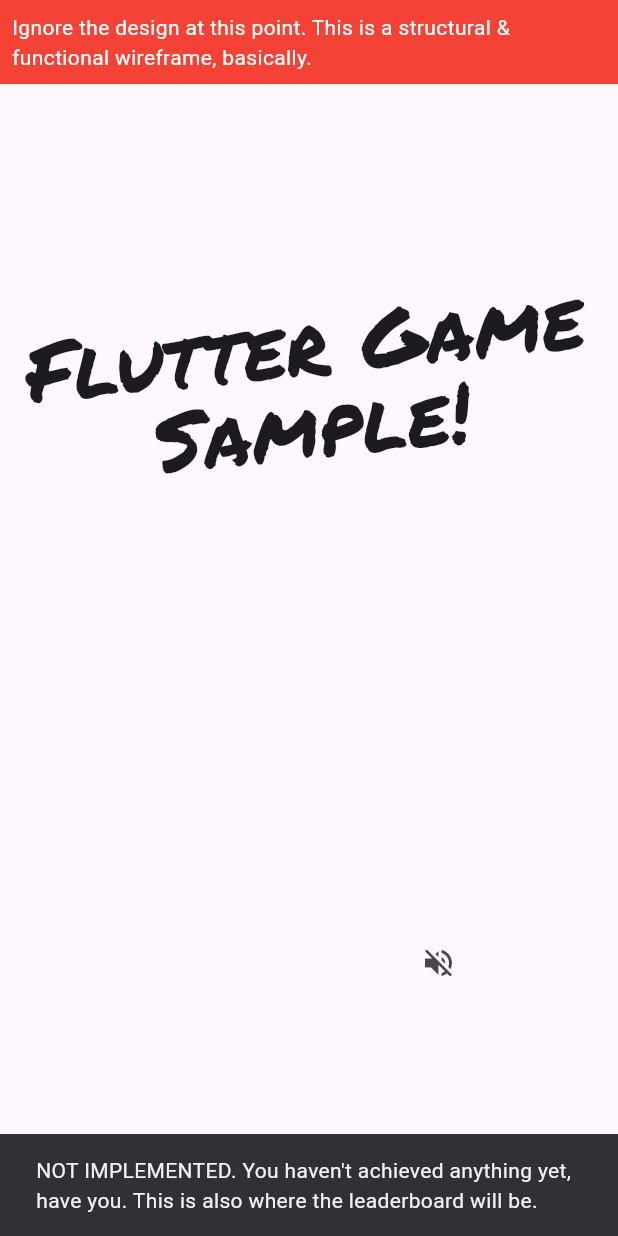
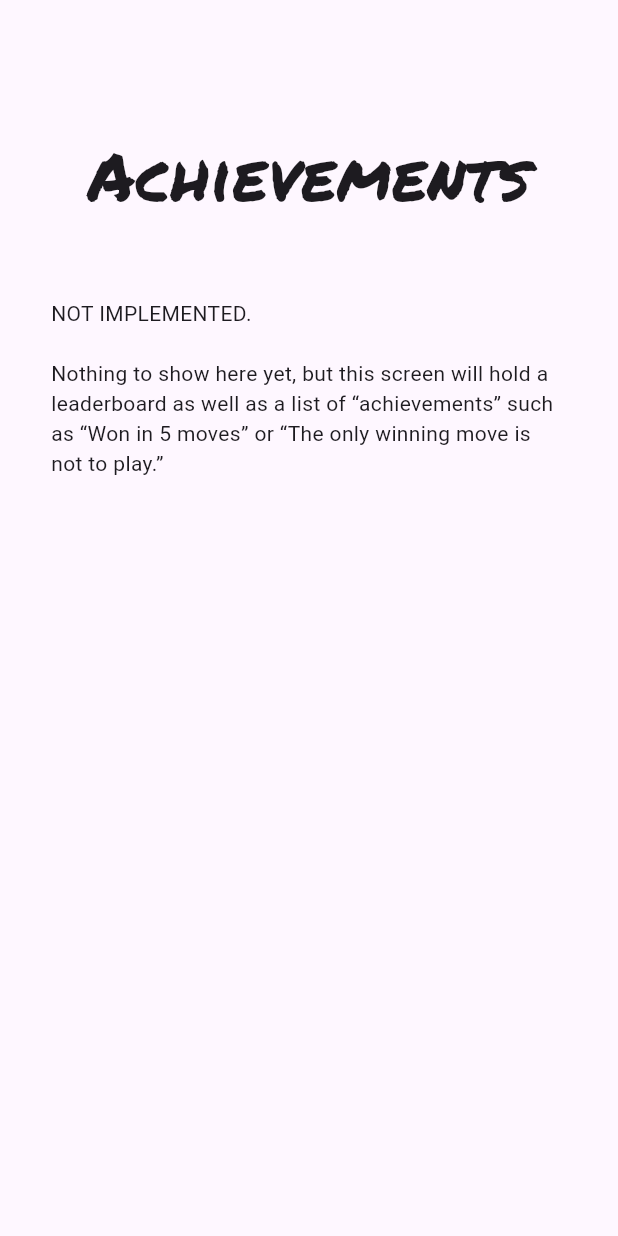
Before and after one commit to filiph/tictactoe, a Flutter app: the screen it shows after launch, after a tap on "Achievements", on a phone screen of 412 x 824 dp. Run offline on Flutter 3.47's test engine with Material 2 defaults, Android fonts, the phone set to English and light mode, and no system bars; our stand-ins replace go_router; missing offline and left inert: rough; statements that could not run were skipped.

Commit message:
Implement an achievements screen skeleton

```diff
--- a/lib/main.dart
+++ b/lib/main.dart
@@ -1,4 +1,5 @@
 import 'package:flutter/material.dart';
+import 'package:flutter_game_sample/src/achievements/achievements_screen.dart';
 import 'package:flutter_game_sample/src/game_internals/board_setting.dart';
 import 'package:flutter_game_sample/src/level_selection/level_selection_screen.dart';
 import 'package:flutter_game_sample/src/main_menu/main_menu_screen.dart';
@@ -47,6 +48,10 @@ class MyApp extends StatelessWidget {
               path: 'settings',
               builder: (context, state) => const SettingsScreen(),
             ),
+            GoRoute(
+              path: 'achievements',
+              builder: (context, state) => const AchievementsScreen(),
+            ),
           ]),
     ],
   );
--- /dev/null
+++ b/lib/src/achievements/achievements_screen.dart
@@ -0,0 +1,55 @@
+import 'package:flutter/material.dart';
+import 'package:flutter_game_sample/src/rough/button.dart';
+import 'package:go_router/go_router.dart';
+
+class AchievementsScreen extends StatelessWidget {
+  const AchievementsScreen({Key? key}) : super(key: key);
+
+  static const _gap = SizedBox(height: 60);
+
+  @override
+  Widget build(BuildContext context) {
+    return Scaffold(
+      body: Padding(
+        padding: EdgeInsets.all(34),
+        child: Column(
+          children: [
+            Expanded(
+              child: ListView(
+                children: [
+                  _gap,
+                  const Text(
+                    'Achievements',
+                    textAlign: TextAlign.center,
+                    style: TextStyle(
+                      fontFamily: 'Permanent Marker',
+                      fontSize: 45,
+                      height: 1,
+                    ),
+                  ),
+                  _gap,
+                  Text('NOT IMPLEMENTED.\n\n'
+                      'Nothing to show here yet, '
+                      'but this screen will hold a leaderboard '
+                      'as well as a list of “achievements” such as '
+                      '“Won in 5 moves” or '
+                      '“The only winning move is not to play.”'),
+                  _gap,
+                ],
+              ),
+            ),
+            Center(
+              child: RoughButton(
+                onTap: () {
+                  GoRouter.of(context).pop();
+                },
+                child: const Text('Back'),
+              ),
+            ),
+            _gap,
+          ],
+        ),
+      ),
+    );
+  }
+}
--- a/lib/src/main_menu/main_menu_screen.dart
+++ b/lib/src/main_menu/main_menu_screen.dart
@@ -9,14 +9,6 @@ class MainMenuScreen extends StatelessWidget {
 
   @override
   Widget build(BuildContext context) {
-    void showSnackDebug(String message) {
-      final messenger = ScaffoldMessenger.of(context);
-      messenger.clearSnackBars();
-      messenger.showSnackBar(
-        SnackBar(content: Text('NOT IMPLEMENTED. $message')),
-      );
-    }
-
     return Scaffold(
       body: Center(
         child: Column(
@@ -58,9 +50,7 @@ class MainMenuScreen extends StatelessWidget {
               child: const Text('Play'),
             ),
             RoughButton(
-              onTap: () =>
-                  showSnackDebug("You haven't achieved anything yet, have you. "
-                      "This is also where the leaderboard will be."),
+              onTap: () => GoRouter.of(context).go('/achievements'),
               child: const Text('Achievements'),
             ),
             Row(
@@ -71,7 +61,13 @@ class MainMenuScreen extends StatelessWidget {
                   child: const Text('Settings'),
                 ),
                 IconButton(
-                  onPressed: () => showSnackDebug('No sound yet.'),
+                  onPressed: () {
+                    final messenger = ScaffoldMessenger.of(context);
+                    messenger.clearSnackBars();
+                    messenger.showSnackBar(
+                      SnackBar(content: Text('NOT IMPLEMENTED. No sound yet.')),
+                    );
+                  },
                   icon: Icon(
                     (defaultTargetPlatform == TargetPlatform.iOS ||
                             defaultTargetPlatform == TargetPlatform.macOS)
```
